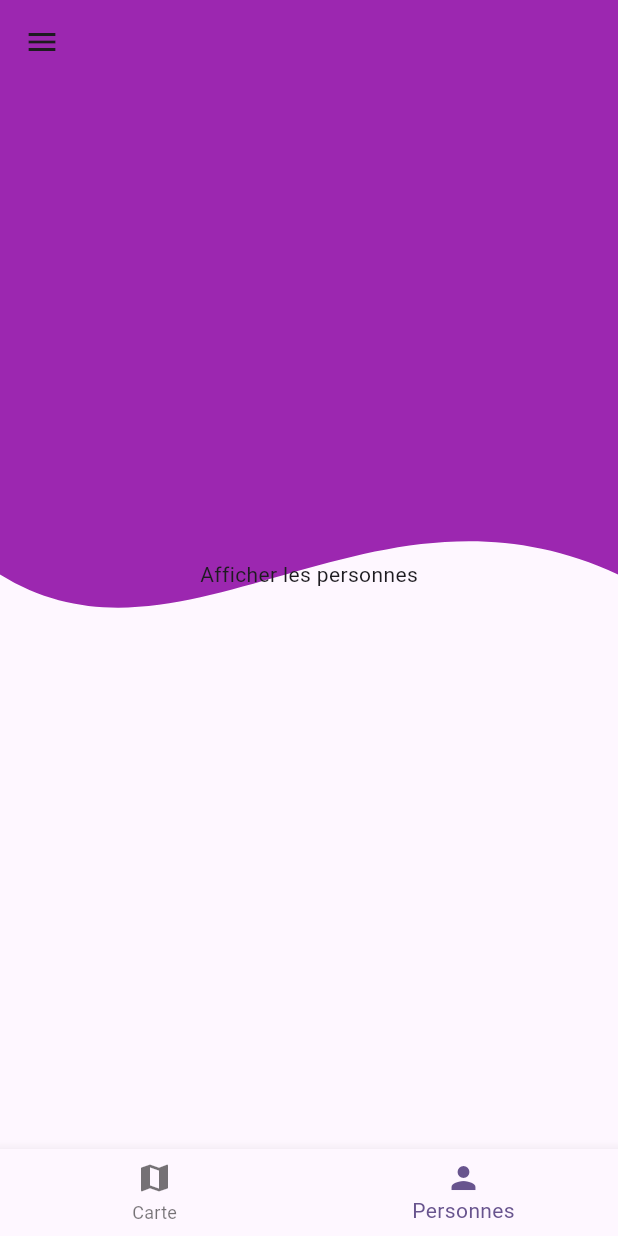
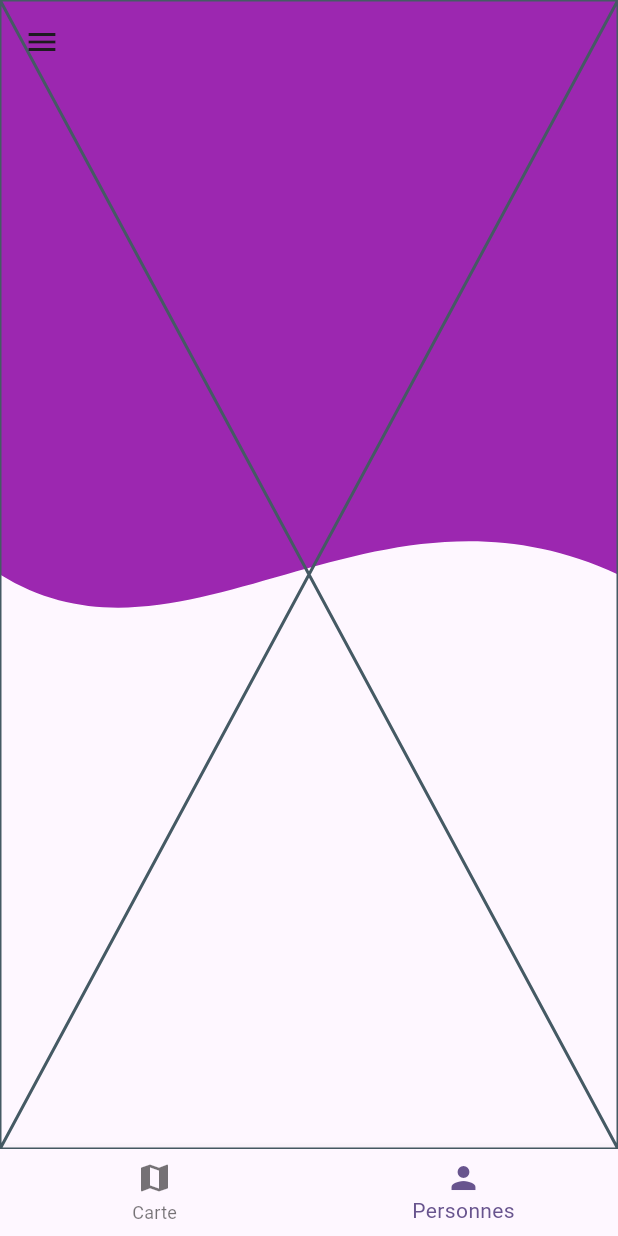
Before and after one commit to ackwrit/ipssi_112023, a Flutter app: the MyDashBoard screen opened directly, item 2 of the bottom bar chosen, on a phone screen of 412 x 824 dp. Run offline on Flutter 3.47's test engine with Material 2 defaults, Android fonts, the phone set to English and light mode, and no system bars; our stand-ins replace cloud_firestore, file_picker, firebase_auth, firebase_core, firebase_storage, lottie and 1 more; accounts and stored records are empty; network calls fail; project files that could hold a hidden picture were left out.

Commit message:
Mise à jour du 21/11/2023

```diff
--- /dev/null
+++ b/lib/view/my_all_users.dart
@@ -0,0 +1,15 @@
+import 'package:flutter/material.dart';
+
+class MyAllUsers extends StatefulWidget {
+  const MyAllUsers({super.key});
+
+  @override
+  State<MyAllUsers> createState() => _MyAllUsersState();
+}
+
+class _MyAllUsersState extends State<MyAllUsers> {
+  @override
+  Widget build(BuildContext context) {
+    return const Placeholder();
+  }
+}
--- a/lib/view/my_dashboard.dart
+++ b/lib/view/my_dashboard.dart
@@ -1,6 +1,7 @@
 import 'package:flutter/material.dart';
 import 'package:isspi_bd3/mesWidgets/my_bacground.dart';
 import 'package:isspi_bd3/mesWidgets/my_profil.dart';
+import 'package:isspi_bd3/view/my_all_users.dart';
 
 class MyDashBoard extends StatefulWidget {
   const MyDashBoard({super.key});
@@ -50,11 +51,9 @@ class _MyDashBoardState extends State<MyDashBoard> {
           child: Text("Afficher la carte"),
         );
       case 1:
-        return Center(
-          child: Text("Afficher les personnes"),
-        );
+        return const MyAllUsers();
       default:
-        return Text("erreur");
+        return const Text("erreur");
     }
   }
 }
```
